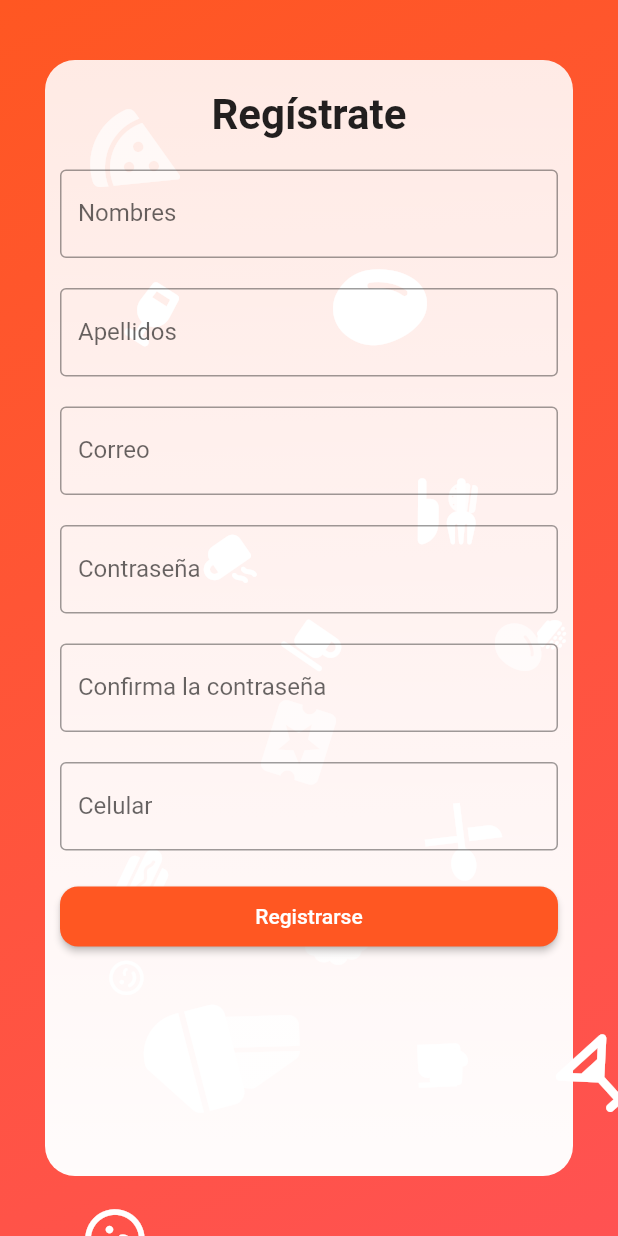
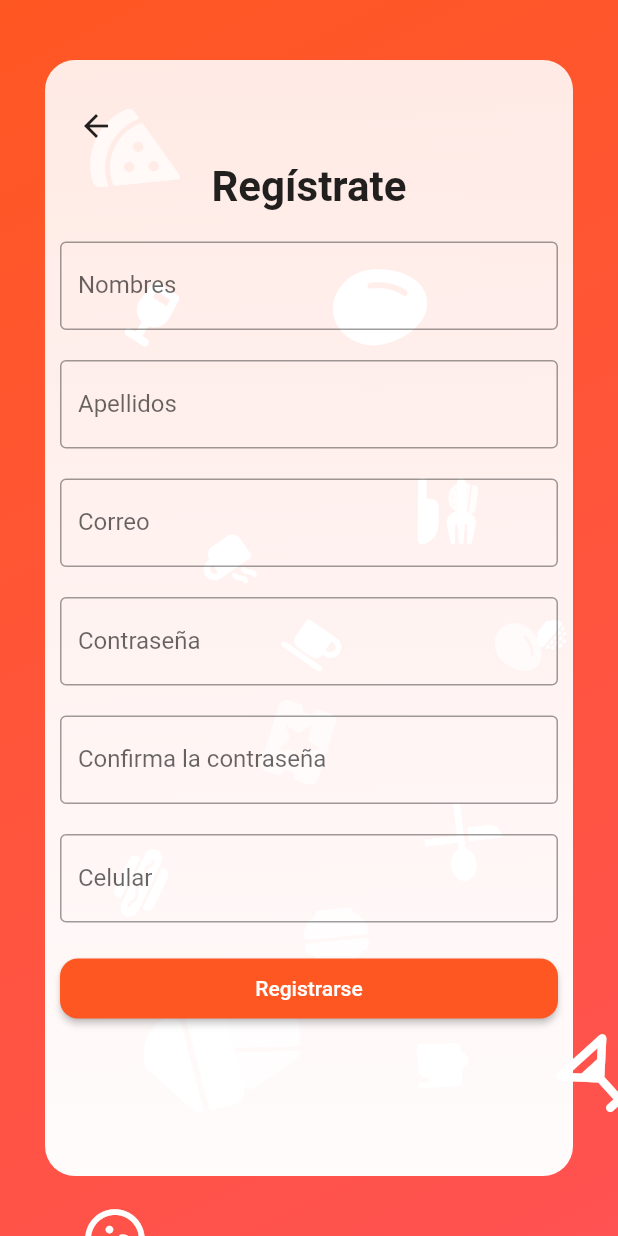
Before and after one commit to dasanchezga/on_your_table_waiter, a Flutter app: the RegisterScreen screen opened by its route, on a phone screen of 412 x 824 dp. Run offline on Flutter 3.47's test engine with Material 2 defaults, Android fonts, the phone set to English and light mode, and no system bars; our stand-ins replace animated_text_kit, dartz, equatable, flutter_riverpod, font_awesome_flutter, go_router and 4 more; missing offline and left inert: mobile_scanner; accounts and stored records are empty; network calls fail.

Commit message:
register completed

```diff
--- a/lib/ui/auth/register_screen.dart
+++ b/lib/ui/auth/register_screen.dart
@@ -2,7 +2,6 @@ import 'package:flutter/material.dart';
 import 'package:on_your_table_waiter/core/validators/text_form_validator.dart';
 import '../widgets/backgrounds/animated_background.dart';
 import '../widgets/custom_text_field.dart';
-import 'package:on_your_table_waiter/features/auth/provider/auth_provider.dart';
 import '../widgets/buttons/custom_elevated_button.dart';
 import 'package:go_router/go_router.dart';
 
@@ -24,8 +23,17 @@ class _RegisterScreenState extends State<RegisterScreen> {
     return AnimatedBackground(
       child: ListView(
         padding: const EdgeInsets.all(10),
-        children: [
+          children: [
           const SizedBox(height: 10),
+          Row(
+            children: [
+              IconButton(
+                onPressed: GoRouter.of(context).pop,
+                icon: const Icon(Icons.arrow_back),
+              ),
+            ],
+          ),
+          //const SizedBox(height: 10),
           const Text(
             'Regístrate',
             textAlign: TextAlign.center,
```
